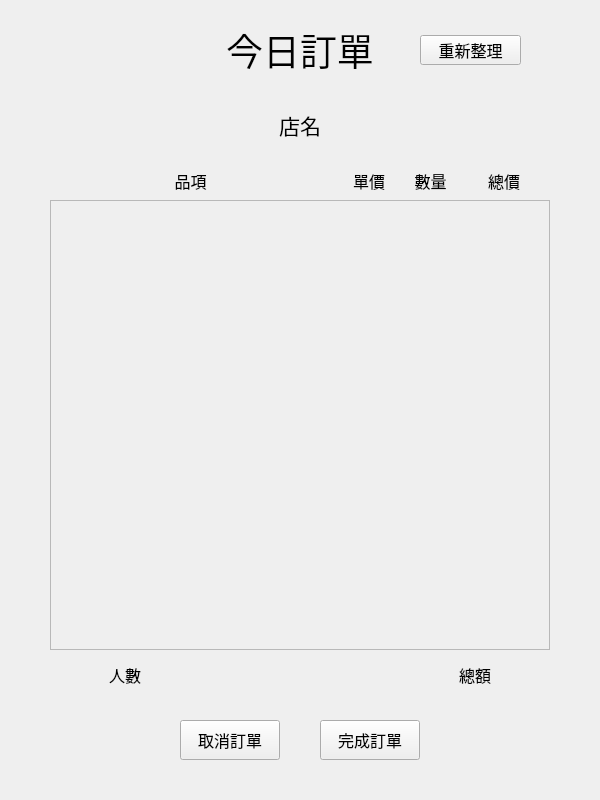
Old version of the form AccountSystem/ui/checkTodayOrder.ui in the repository bryannnnn-h/account_system.
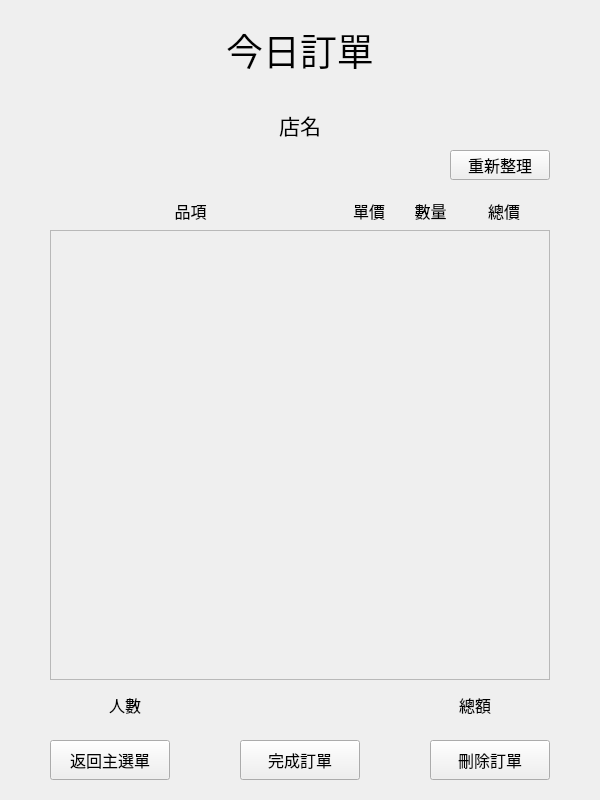
New version of the form.

Patch:
```diff
--- a/AccountSystem/ui/checkTodayOrder.ui
+++ b/AccountSystem/ui/checkTodayOrder.ui
@@ -51,7 +51,7 @@
    <property name="geometry">
     <rect>
      <x>50</x>
-     <y>200</y>
+     <y>230</y>
      <width>500</width>
      <height>450</height>
     </rect>
@@ -123,7 +123,7 @@
    <property name="geometry">
     <rect>
      <x>50</x>
-     <y>160</y>
+     <y>190</y>
      <width>501</width>
      <height>41</height>
     </rect>
@@ -202,7 +202,7 @@
    <property name="geometry">
     <rect>
      <x>400</x>
-     <y>650</y>
+     <y>680</y>
      <width>150</width>
      <height>50</height>
     </rect>
@@ -223,9 +223,9 @@
   <widget class="QPushButton" name="Cancel_pushButton">
    <property name="geometry">
     <rect>
-     <x>180</x>
-     <y>720</y>
-     <width>100</width>
+     <x>430</x>
+     <y>740</y>
+     <width>120</width>
      <height>40</height>
     </rect>
    </property>
@@ -236,15 +236,15 @@
     </font>
    </property>
    <property name="text">
-    <string>取消訂單</string>
+    <string>刪除訂單</string>
    </property>
   </widget>
   <widget class="QPushButton" name="Confirm_pushButton">
    <property name="geometry">
     <rect>
-     <x>320</x>
-     <y>720</y>
-     <width>100</width>
+     <x>240</x>
+     <y>740</y>
+     <width>120</width>
      <height>40</height>
     </rect>
    </property>
@@ -262,7 +262,7 @@
    <property name="geometry">
     <rect>
      <x>50</x>
-     <y>650</y>
+     <y>680</y>
      <width>150</width>
      <height>50</height>
     </rect>
@@ -283,9 +283,9 @@
   <widget class="QPushButton" name="Refresh_pushButton">
    <property name="geometry">
     <rect>
-     <x>420</x>
-     <y>35</y>
-     <width>101</width>
+     <x>450</x>
+     <y>150</y>
+     <width>100</width>
      <height>30</height>
     </rect>
    </property>
@@ -302,6 +302,28 @@
     <string>重新整理</string>
    </property>
   </widget>
+  <widget class="QPushButton" name="ReturnHomePage_pushButton">
+   <property name="geometry">
+    <rect>
+     <x>50</x>
+     <y>740</y>
+     <width>120</width>
+     <height>40</height>
+    </rect>
+   </property>
+   <property name="font">
+    <font>
+     <family>微軟正黑體</family>
+     <pointsize>12</pointsize>
+    </font>
+   </property>
+   <property name="styleSheet">
+    <string notr="true"/>
+   </property>
+   <property name="text">
+    <string>返回主選單</string>
+   </property>
+  </widget>
  </widget>
  <resources/>
  <connections/>
```
